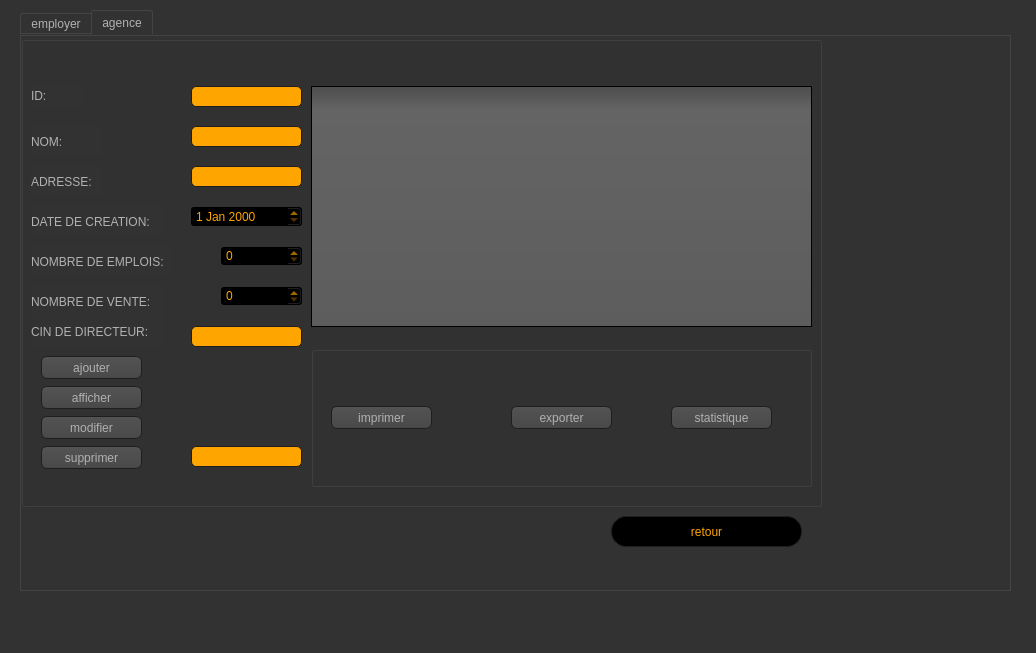
eyawartateni/Smart_Factory_2A4, file mainwindow.ui: the form before one commit.
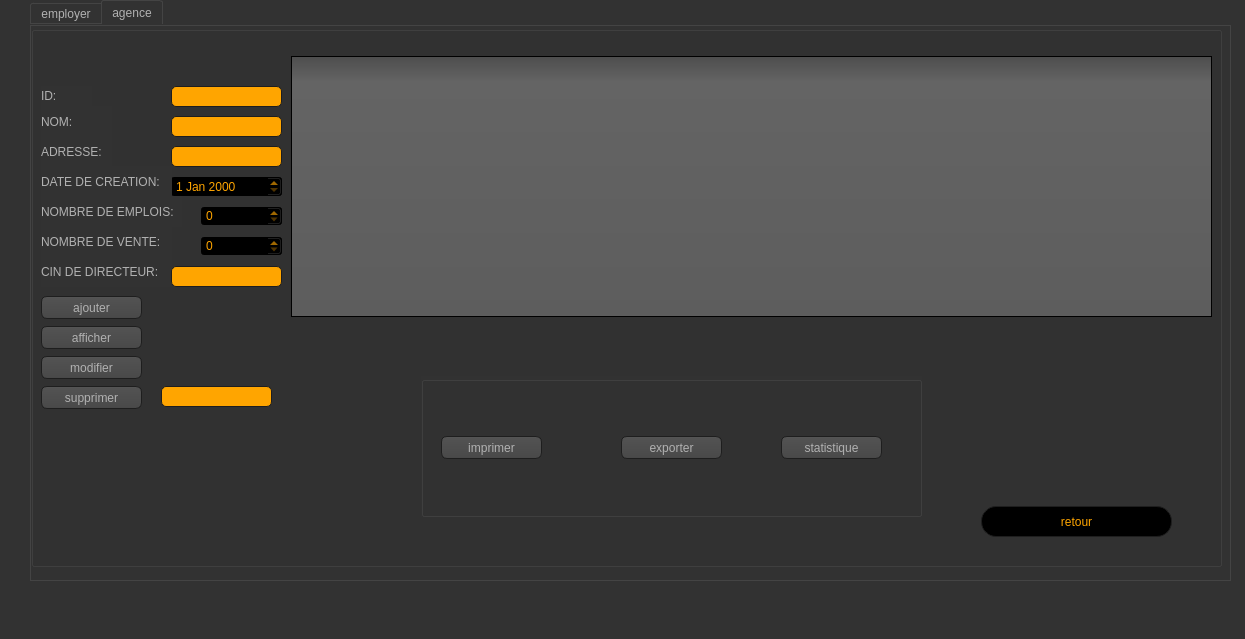
The form after the commit. The open tabs and pages were chosen to show the change. Icons and pictures are not drawn.

Patch:
```diff
--- a/mainwindow.ui
+++ b/mainwindow.ui
@@ -6,8 +6,8 @@
    <rect>
     <x>0</x>
     <y>0</y>
-    <width>1036</width>
-    <height>653</height>
+    <width>1245</width>
+    <height>639</height>
    </rect>
   </property>
   <property name="windowTitle">
@@ -478,9 +478,9 @@
    <widget class="QStackedWidget" name="stackedWidget">
     <property name="geometry">
      <rect>
-      <x>20</x>
+      <x>-10</x>
       <y>0</y>
-      <width>1011</width>
+      <width>1251</width>
       <height>641</height>
      </rect>
     </property>
@@ -2463,9 +2463,9 @@
      <widget class="QTabWidget" name="tabWidget">
       <property name="geometry">
        <rect>
-        <x>0</x>
-        <y>10</y>
-        <width>991</width>
+        <x>40</x>
+        <y>0</y>
+        <width>1201</width>
         <height>581</height>
        </rect>
       </property>
@@ -5267,8 +5267,8 @@
          <rect>
           <x>0</x>
           <y>0</y>
-          <width>801</width>
-          <height>471</height>
+          <width>1191</width>
+          <height>541</height>
          </rect>
         </property>
         <property name="title">
@@ -5277,8 +5277,8 @@
         <widget class="QLineEdit" name="ag_id_supp">
          <property name="geometry">
           <rect>
-           <x>170</x>
-           <y>410</y>
+           <x>130</x>
+           <y>360</y>
            <width>111</width>
            <height>21</height>
           </rect>
@@ -5295,8 +5295,8 @@
         <widget class="QSpinBox" name="aj_ag_spinBox_nbremp">
          <property name="geometry">
           <rect>
-           <x>200</x>
-           <y>210</y>
+           <x>170</x>
+           <y>180</y>
            <width>81</width>
            <height>20</height>
           </rect>
@@ -5318,7 +5318,7 @@
          <property name="geometry">
           <rect>
            <x>10</x>
-           <y>50</y>
+           <y>60</y>
            <width>51</width>
            <height>21</height>
           </rect>
@@ -5344,7 +5344,7 @@
         <widget class="QLineEdit" name="ag_aj_nom">
          <property name="geometry">
           <rect>
-           <x>170</x>
+           <x>140</x>
            <y>90</y>
            <width>111</width>
            <height>21</height>
@@ -5363,7 +5363,7 @@
          <property name="geometry">
           <rect>
            <x>10</x>
-           <y>130</y>
+           <y>110</y>
            <width>71</width>
            <height>31</height>
           </rect>
@@ -5380,8 +5380,8 @@
         <widget class="QLineEdit" name="ag_aj_adresse">
          <property name="geometry">
           <rect>
-           <x>170</x>
-           <y>130</y>
+           <x>140</x>
+           <y>120</y>
            <width>111</width>
            <height>21</height>
           </rect>
@@ -5401,8 +5401,8 @@
         <widget class="QDateEdit" name="ag_aj_dateEdit">
          <property name="geometry">
           <rect>
-           <x>170</x>
-           <y>170</y>
+           <x>140</x>
+           <y>150</y>
            <width>111</width>
            <height>21</height>
           </rect>
@@ -5422,7 +5422,7 @@
          <property name="geometry">
           <rect>
            <x>10</x>
-           <y>250</y>
+           <y>200</y>
            <width>131</width>
            <height>31</height>
           </rect>
@@ -5440,7 +5440,7 @@
          <property name="geometry">
           <rect>
            <x>10</x>
-           <y>280</y>
+           <y>230</y>
            <width>131</width>
            <height>31</height>
           </rect>
@@ -5458,7 +5458,7 @@
          <property name="geometry">
           <rect>
            <x>10</x>
-           <y>170</y>
+           <y>140</y>
            <width>131</width>
            <height>31</height>
           </rect>
@@ -5476,7 +5476,7 @@
          <property name="geometry">
           <rect>
            <x>10</x>
-           <y>90</y>
+           <y>80</y>
            <width>71</width>
            <height>31</height>
           </rect>
@@ -5493,8 +5493,8 @@
         <widget class="QPushButton" name="supprimer_agence">
          <property name="geometry">
           <rect>
-           <x>20</x>
-           <y>410</y>
+           <x>10</x>
+           <y>360</y>
            <width>101</width>
            <height>23</height>
           </rect>
@@ -5967,10 +5967,10 @@
         <widget class="QTableView" name="ag_tab_aff">
          <property name="geometry">
           <rect>
-           <x>290</x>
-           <y>50</y>
-           <width>501</width>
-           <height>241</height>
+           <x>260</x>
+           <y>30</y>
+           <width>921</width>
+           <height>261</height>
           </rect>
          </property>
          <property name="styleSheet">
@@ -6438,8 +6438,8 @@
         <widget class="QPushButton" name="afficher_agence">
          <property name="geometry">
           <rect>
-           <x>20</x>
-           <y>350</y>
+           <x>10</x>
+           <y>300</y>
            <width>101</width>
            <height>23</height>
           </rect>
@@ -6471,7 +6471,7 @@
          <property name="geometry">
           <rect>
            <x>10</x>
-           <y>210</y>
+           <y>170</y>
            <width>141</width>
            <height>31</height>
           </rect>
@@ -6488,8 +6488,8 @@
         <widget class="QLineEdit" name="ag_aj_cin">
          <property name="geometry">
           <rect>
-           <x>170</x>
-           <y>290</y>
+           <x>140</x>
+           <y>240</y>
            <width>111</width>
            <height>21</height>
           </rect>
@@ -6509,8 +6509,8 @@
         <widget class="QPushButton" name="ajouter_agence">
          <property name="geometry">
           <rect>
-           <x>20</x>
-           <y>320</y>
+           <x>10</x>
+           <y>270</y>
            <width>101</width>
            <height>23</height>
           </rect>
@@ -6983,8 +6983,8 @@
         <widget class="QPushButton" name="modifier_agence">
          <property name="geometry">
           <rect>
-           <x>20</x>
-           <y>380</y>
+           <x>10</x>
+           <y>330</y>
            <width>101</width>
            <height>23</height>
           </rect>
@@ -7457,8 +7457,8 @@
         <widget class="QSpinBox" name="aj_ag_spinBox_nb_vente">
          <property name="geometry">
           <rect>
-           <x>200</x>
-           <y>250</y>
+           <x>170</x>
+           <y>210</y>
            <width>81</width>
            <height>20</height>
           </rect>
@@ -7479,8 +7479,8 @@
         <widget class="QLineEdit" name="ag_aj_id">
          <property name="geometry">
           <rect>
-           <x>170</x>
-           <y>50</y>
+           <x>140</x>
+           <y>60</y>
            <width>111</width>
            <height>21</height>
           </rect>
@@ -7500,8 +7500,8 @@
         <widget class="QGroupBox" name="groupBox_3">
          <property name="geometry">
           <rect>
-           <x>290</x>
-           <y>310</y>
+           <x>390</x>
+           <y>350</y>
            <width>501</width>
            <height>141</height>
           </rect>
@@ -8932,18 +8932,17 @@
           </property>
          </widget>
         </widget>
-       </widget>
-       <widget class="QPushButton" name="btn_existe_2">
-        <property name="geometry">
-         <rect>
-          <x>590</x>
-          <y>480</y>
-          <width>191</width>
-          <height>31</height>
-         </rect>
-        </property>
-        <property name="styleSheet">
-         <string notr="true">QPushButton
+        <widget class="QPushButton" name="btn_existe_2">
+         <property name="geometry">
+          <rect>
+           <x>950</x>
+           <y>480</y>
+           <width>191</width>
+           <height>31</height>
+          </rect>
+         </property>
+         <property name="styleSheet">
+          <string notr="true">QPushButton
 {
 background:rgb(0, 0, 0);
 border-radius :60px;
@@ -8962,10 +8961,11 @@
 border-radius:15px;
 background:orange;
 }</string>
-        </property>
-        <property name="text">
-         <string>retour</string>
-        </property>
+         </property>
+         <property name="text">
+          <string>retour</string>
+         </property>
+        </widget>
        </widget>
       </widget>
      </widget>
```
Left out of the diff: 492 changed lines with no effect on the pictures.
